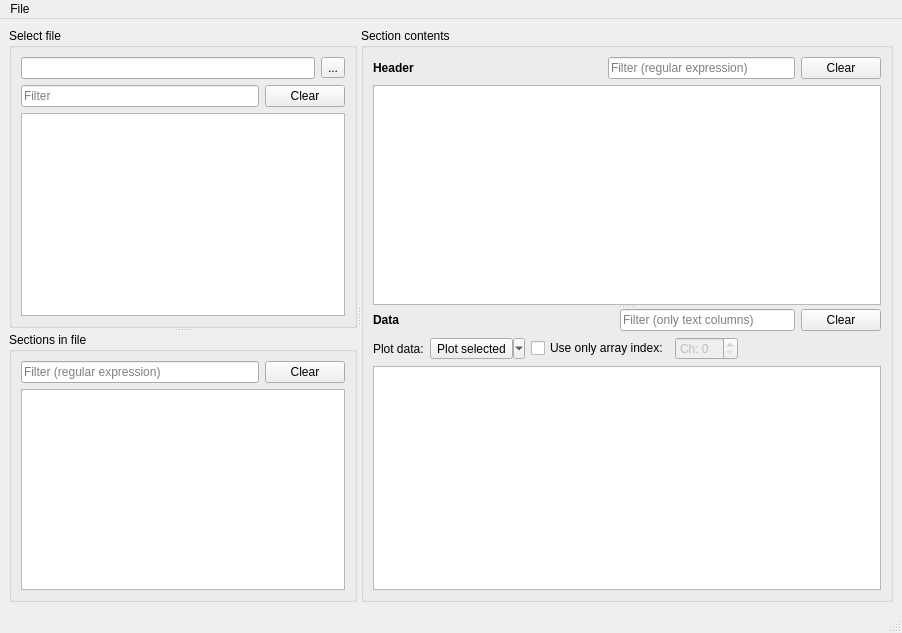
Qt form mainwindow.ui (scummos/pyfitsviewer) before a commit.
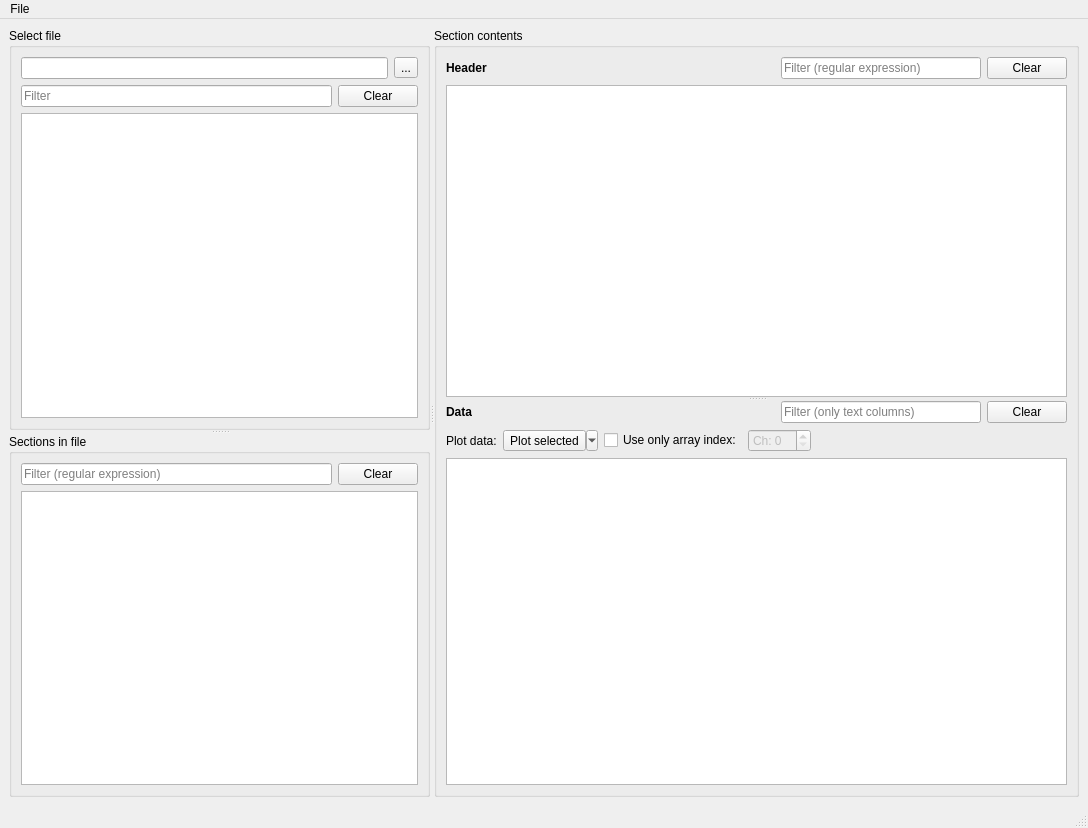
The same form after that commit.

Commit message: remember last splitter and window geometry states

Patch:
```diff
--- a/mainwindow.ui
+++ b/mainwindow.ui
@@ -6,8 +6,8 @@
    <rect>
     <x>0</x>
     <y>0</y>
-    <width>902</width>
-    <height>633</height>
+    <width>1088</width>
+    <height>828</height>
    </rect>
   </property>
   <property name="windowTitle">
@@ -113,8 +113,8 @@
        <property name="title">
         <string>Section contents</string>
        </property>
-       <layout class="QVBoxLayout" name="verticalLayout_6">
-        <item>
+       <layout class="QGridLayout" name="gridLayout">
+        <item row="0" column="0">
          <widget class="QSplitter" name="splitter_2">
           <property name="orientation">
            <enum>Qt::Vertical</enum>
@@ -196,22 +196,6 @@
                 </property>
                </widget>
               </item>
-              <item>
-               <spacer name="horizontalSpacer">
-                <property name="orientation">
-                 <enum>Qt::Horizontal</enum>
-                </property>
-                <property name="sizeType">
-                 <enum>QSizePolicy::Minimum</enum>
-                </property>
-                <property name="sizeHint" stdset="0">
-                 <size>
-                  <width>40</width>
-                  <height>20</height>
-                 </size>
-                </property>
-               </spacer>
-              </item>
               <item>
                <spacer name="horizontalSpacer_4">
                 <property name="orientation">
@@ -322,8 +306,8 @@
     <rect>
      <x>0</x>
      <y>0</y>
-     <width>902</width>
-     <height>22</height>
+     <width>1088</width>
+     <height>27</height>
     </rect>
    </property>
    <widget class="QMenu" name="menuFile">
```
Left out of the diff: 3 changed lines with no effect on the pictures. The commit also changes 4 other files.
